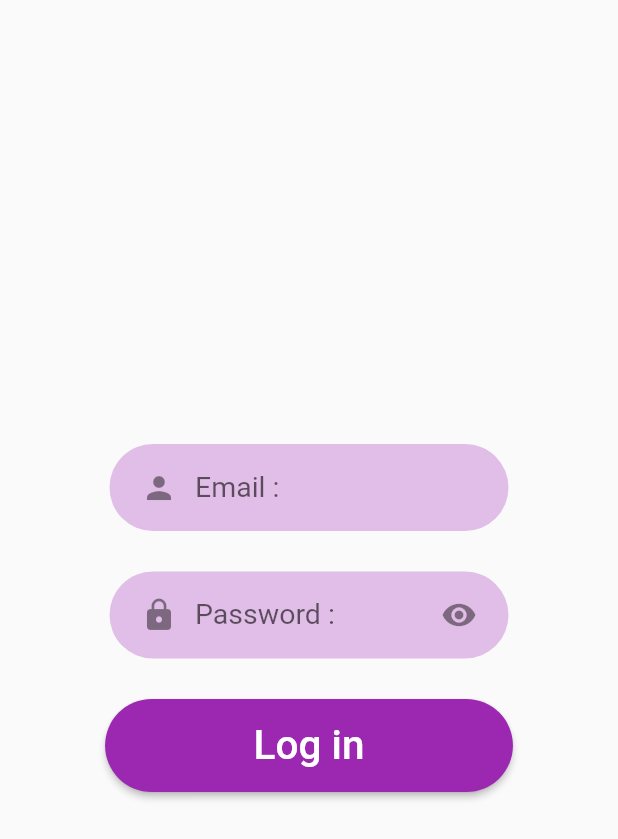
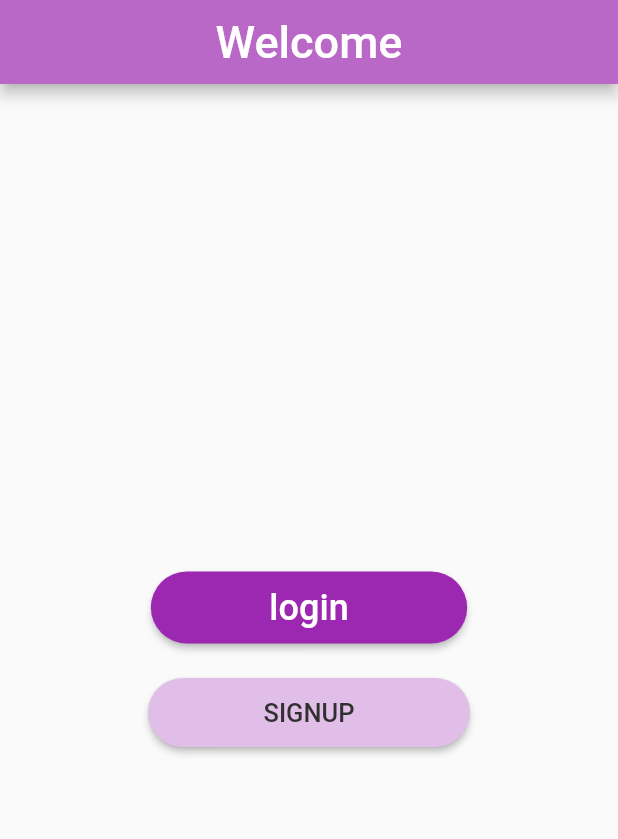
Before and after one commit to ahmad-abdelsamei/flutter_app_facebook, a Flutter app: the screen it shows after launch, on a phone screen of 412 x 824 dp. Shown: the top 839 px of the screen. Run offline on Flutter 3.47's test engine with Material 2 defaults, Android fonts, the phone set to English and light mode, and no system bars; Roboto replaces fonts that are missing (myfont).

Commit message:
update 27-8-2023

```diff
--- a/lib/main.dart
+++ b/lib/main.dart
@@ -1,6 +1,9 @@
 // ignore_for_file: prefer_const_constructors, prefer_const_literals_to_create_immutables
 
 import 'package:flutter/material.dart';
+import 'package:flutter_application_1/pages/login.dart';
+import 'package:flutter_application_1/pages/signup.dart';
+import 'package:flutter_application_1/pages/welcome.dart';
 
 void main() {
   runApp(const MyApp());
@@ -11,77 +14,16 @@ class MyApp extends StatelessWidget {
 
   @override
   Widget build(BuildContext context) {
-    return const MaterialApp(
-      home: LoginForm(),
+
+    return MaterialApp(
       debugShowCheckedModeBanner: false,
+      initialRoute: '/',
+
+      routes: {
+        '/': (context) => const Welcome(),
+        "/login": (context) => const LoginForm(),
+        "/signup": (context) => const Signup(),
+      },
     );
   }
 }
-
-class LoginForm extends StatelessWidget {
-  const LoginForm({Key? key}) : super(key: key);
-
-  @override
-  Widget build(BuildContext context) {
-    return Scaffold(
-        body: SizedBox(
-      width: double.infinity,
-      child: Column(
-        mainAxisAlignment: MainAxisAlignment.center,
-        crossAxisAlignment: CrossAxisAlignment.center,
-        children: [
-          Container(
-              padding: EdgeInsets.symmetric(vertical: 5, horizontal: 9),
-              decoration: BoxDecoration(
-                  color: Colors.purple[100],
-                  borderRadius: BorderRadius.circular(66)),
-              width: 266,
-              child: TextField(
-                       textInputAction: TextInputAction.next ,
-                  decoration: InputDecoration(
-                border: InputBorder.none,
-                hintText: "Email : ",
-                hintStyle: TextStyle(fontSize: 19),
-                prefixIcon: Icon(Icons.person),
-              ))),
-          Container(
-              margin: EdgeInsets.symmetric(vertical: 27),
-              padding: EdgeInsets.symmetric(vertical: 5, horizontal: 9),
-              decoration: BoxDecoration(
-                  color: Colors.purple[100],
-                  borderRadius: BorderRadius.circular(66)),
-              width: 266,
-              child: TextField(
-                       textInputAction: TextInputAction.done ,
-                keyboardType: TextInputType.emailAddress,
-                  obscureText: true,
-                  decoration: InputDecoration(
-                    border: InputBorder.none,
-                    hintText: "Password :  ",
-                    hintStyle: TextStyle(fontSize: 19),
-                    prefixIcon: Icon(Icons.lock),
-                    suffixIcon: Icon(Icons.visibility),
-                  ))),
-
-
-
-
-          ElevatedButton(
-            onPressed: () {},
-
-            style: ButtonStyle(
-              backgroundColor: MaterialStateProperty.all(Colors.purple),
-              padding: MaterialStateProperty.all(EdgeInsets.symmetric(horizontal: 99, vertical: 15)),
-              shape: MaterialStateProperty.all(RoundedRectangleBorder(
-                  borderRadius: BorderRadius.circular(66))),
-            ),
-            child: Text(
-              "Log in",
-              style: TextStyle(fontSize: 27),
-            ),
-          ),
-        ],
-      ),
-    ));
-  }
-}
--- /dev/null
+++ b/lib/pages/welcome.dart
@@ -0,0 +1,67 @@
+// ignore_for_file: prefer_const_constructors
+
+import 'package:flutter/material.dart';
+
+class Welcome extends StatelessWidget {
+  const Welcome({Key? key}) : super(key: key);
+
+  @override
+  Widget build(BuildContext context) {
+    return Scaffold(
+        appBar: AppBar(
+          backgroundColor: Colors.purple[300],
+          title: Text(
+            "Welcome",
+            style: TextStyle(fontSize: 30, fontFamily: "myfont", fontWeight: FontWeight.w500),
+          ),
+          centerTitle: true,
+        ),
+        body: SizedBox(
+          width: double.infinity,
+          child: Column(
+            mainAxisAlignment: MainAxisAlignment.center,
+            crossAxisAlignment: CrossAxisAlignment.center,
+            children: [
+              ElevatedButton(
+                onPressed: () {
+                  Navigator.pushNamed(context, "/login");
+                },
+
+                style: ButtonStyle(
+                  backgroundColor: MaterialStateProperty.all(Colors.purple),
+                  padding: MaterialStateProperty.all(
+                      EdgeInsets.symmetric(horizontal: 79, vertical: 10)),
+                  shape: MaterialStateProperty.all(RoundedRectangleBorder(
+                      borderRadius: BorderRadius.circular(27))),
+                ),
+                child: Text(
+                  "login",
+                  style: TextStyle(fontSize: 24),
+                ),
+              ),
+              SizedBox(
+                height: 22,
+              ),
+              ElevatedButton(
+                onPressed: () {
+                  Navigator.pushNamed(context, "/signup");
+                },
+
+                style: ButtonStyle(
+                  backgroundColor:
+                      MaterialStateProperty.all(Colors.purple[100]),
+                  padding: MaterialStateProperty.all(
+                      EdgeInsets.symmetric(horizontal: 77, vertical: 13)),
+                  shape: MaterialStateProperty.all(RoundedRectangleBorder(
+                      borderRadius: BorderRadius.circular(27))),
+                ),
+                child: Text(
+                  "SIGNUP",
+                  style: TextStyle(fontSize: 17, color: Colors.grey[850]),
+                ),
+              ),
+            ],
+          ),
+        ));
+  }
+}
```
Also changed, not shown: lib/pages/login.dart (added, +100 -0 lines), lib/pages/signup.dart (added, +124 -0 lines).
